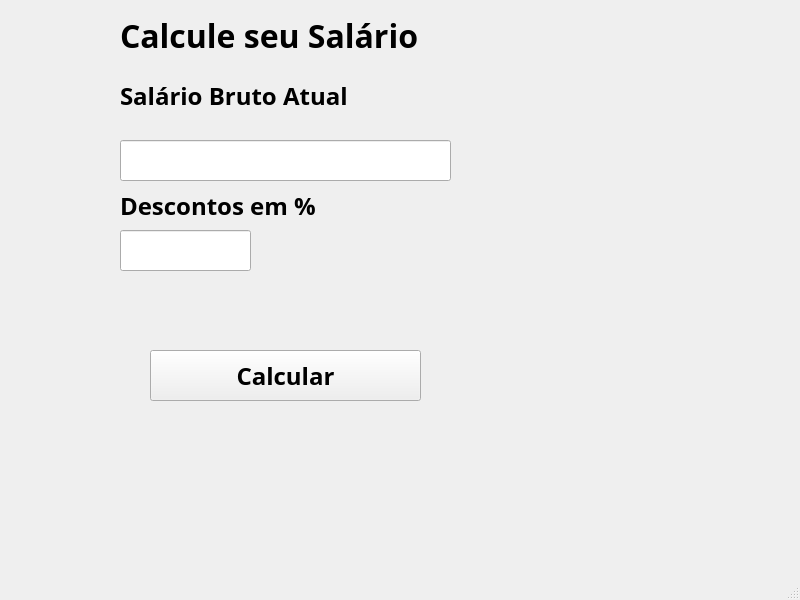
Before: the Qt Designer form Secao_02_Interface_Grafica_de_Usuario/Salario/tela.ui in romulovieira777/Python_e_MySQL_para_Iniciantes_e_Estudantes, drawn with Qt 5.
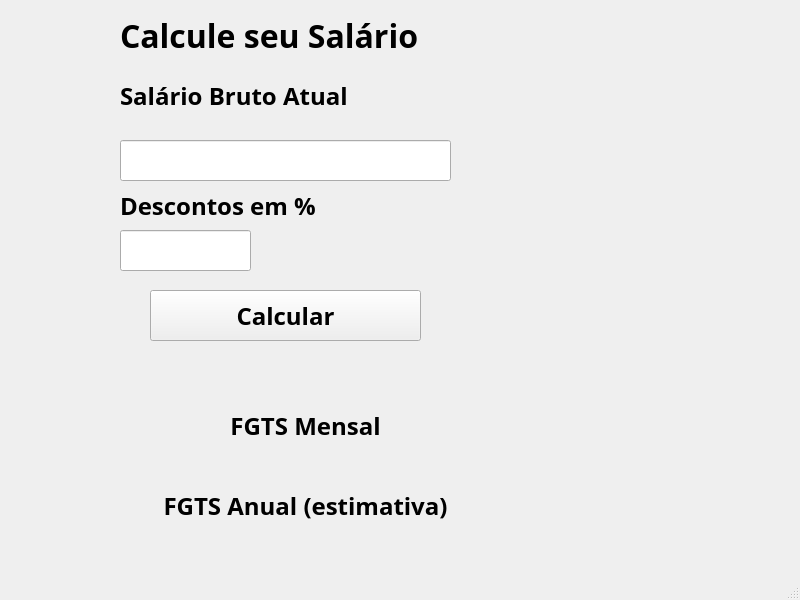
After: the same form once the commit is applied.

Commit message: Interface Gráfica de Usuário

Diff of the .ui file:
```diff
--- a/Secao_02_Interface_Grafica_de_Usuario/Salario/tela.ui
+++ b/Secao_02_Interface_Grafica_de_Usuario/Salario/tela.ui
@@ -113,7 +113,7 @@
     <property name="geometry">
      <rect>
       <x>150</x>
-      <y>350</y>
+      <y>290</y>
       <width>271</width>
       <height>51</height>
      </rect>
@@ -133,18 +133,114 @@
    <widget class="QLabel" name="lblResultado">
     <property name="geometry">
      <rect>
+      <x>20</x>
+      <y>350</y>
+      <width>581</width>
+      <height>41</height>
+     </rect>
+    </property>
+    <property name="font">
+     <font>
+      <family>Arial Black</family>
+      <pointsize>16</pointsize>
+      <weight>75</weight>
+      <bold>true</bold>
+     </font>
+    </property>
+    <property name="text">
+     <string/>
+    </property>
+    <property name="alignment">
+     <set>Qt::AlignCenter</set>
+    </property>
+   </widget>
+   <widget class="QLabel" name="label_4">
+    <property name="geometry">
+     <rect>
       <x>10</x>
-      <y>470</y>
+      <y>400</y>
+      <width>591</width>
+      <height>51</height>
+     </rect>
+    </property>
+    <property name="font">
+     <font>
+      <family>Arial Black</family>
+      <pointsize>18</pointsize>
+      <weight>75</weight>
+      <bold>true</bold>
+     </font>
+    </property>
+    <property name="text">
+     <string>FGTS Mensal</string>
+    </property>
+    <property name="alignment">
+     <set>Qt::AlignCenter</set>
+    </property>
+   </widget>
+   <widget class="QLabel" name="label_5">
+    <property name="geometry">
+     <rect>
+      <x>10</x>
+      <y>480</y>
+      <width>591</width>
+      <height>51</height>
+     </rect>
+    </property>
+    <property name="font">
+     <font>
+      <family>Arial Black</family>
+      <pointsize>18</pointsize>
+      <weight>75</weight>
+      <bold>true</bold>
+     </font>
+    </property>
+    <property name="text">
+     <string>FGTS Anual (estimativa)</string>
+    </property>
+    <property name="alignment">
+     <set>Qt::AlignCenter</set>
+    </property>
+   </widget>
+   <widget class="QLabel" name="lblFgtsMensal">
+    <property name="geometry">
+     <rect>
+      <x>10</x>
+      <y>450</y>
       <width>581</width>
       <height>41</height>
      </rect>
     </property>
     <property name="font">
      <font>
-      <family>Cambria Math</family>
-      <pointsize>20</pointsize>
-      <weight>50</weight>
-      <bold>false</bold>
+      <family>Arial Black</family>
+      <pointsize>16</pointsize>
+      <weight>75</weight>
+      <bold>true</bold>
+     </font>
+    </property>
+    <property name="text">
+     <string/>
+    </property>
+    <property name="alignment">
+     <set>Qt::AlignCenter</set>
+    </property>
+   </widget>
+   <widget class="QLabel" name="lblFgtsAnual">
+    <property name="geometry">
+     <rect>
+      <x>20</x>
+      <y>520</y>
+      <width>581</width>
+      <height>41</height>
+     </rect>
+    </property>
+    <property name="font">
+     <font>
+      <family>Arial Black</family>
+      <pointsize>16</pointsize>
+      <weight>75</weight>
+      <bold>true</bold>
      </font>
     </property>
     <property name="text">
```
The commit also changes 1 other file.
